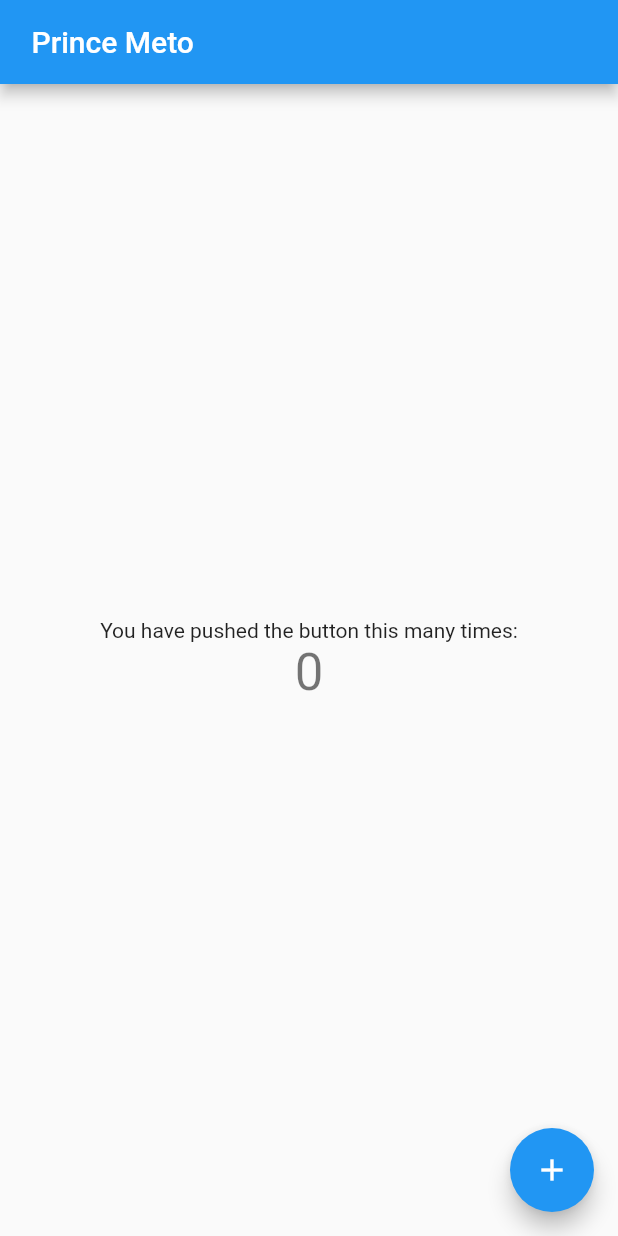
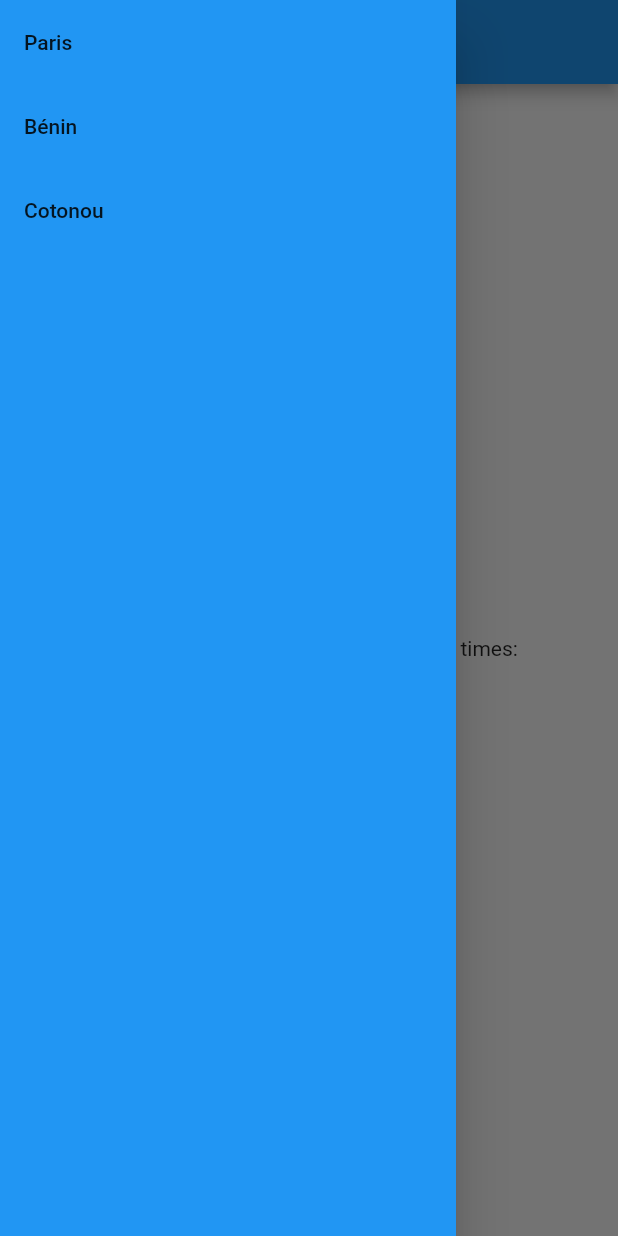
Before and after one commit to princeGedeon/Application_mobile_meteo, a Flutter app: the screen it shows after launch, with the side drawer open (before the commit the screen has no drawer), on a phone screen of 412 x 824 dp. Run offline on Flutter 3.47's test engine with Material 2 defaults, Android fonts, the phone set to English and light mode, and no system bars.

```diff
--- a/lib/main.dart
+++ b/lib/main.dart
@@ -24,15 +24,6 @@ class MyApp extends StatelessWidget {
 class MyHomePage extends StatefulWidget {
   const MyHomePage({Key? key, required this.title}) : super(key: key);
 
-  // This widget is the home page of your application. It is stateful, meaning
-  // that it has a State object (defined below) that contains fields that affect
-  // how it looks.
-
-  // This class is the configuration for the state. It holds the values (in this
-  // case the title) provided by the parent (in this case the App widget) and
-  // used by the build method of the State. Fields in a Widget subclass are
-  // always marked "final".
-
   final String title;
 
   @override
@@ -40,68 +31,50 @@ class MyHomePage extends StatefulWidget {
 }
 
 class _MyHomePageState extends State<MyHomePage> {
-  int _counter = 0;
+  List<String> villes=['Paris',"Bénin","Cotonou"];
+  String villeChoisie="";
 
-  void _incrementCounter() {
-    setState(() {
-      // This call to setState tells the Flutter framework that something has
-      // changed in this State, which causes it to rerun the build method below
-      // so that the display can reflect the updated values. If we changed
-      // _counter without calling setState(), then the build method would not be
-      // called again, and so nothing would appear to happen.
-      _counter++;
-    });
-  }
 
   @override
   Widget build(BuildContext context) {
-    // This method is rerun every time setState is called, for instance as done
-    // by the _incrementCounter method above.
-    //
-    // The Flutter framework has been optimized to make rerunning build methods
-    // fast, so that you can just rebuild anything that needs updating rather
-    // than having to individually change instances of widgets.
+
     return Scaffold(
       appBar: AppBar(
-        // Here we take the value from the MyHomePage object that was created by
-        // the App.build method, and use it to set our appbar title.
+
         title: Text(widget.title),
+        centerTitle: true,
+      ),
+      drawer:  Drawer(
+        child: Container(
+          color: Colors.blue,
+          child: ListView.builder(itemBuilder: (context,index){
+            return ListTile(
+              title: Text(villes[index]),
+              onTap: (){
+                  setState((){
+                    villeChoisie=villes[index];
+                    Navigator.pop(context);
+                  });
+
+              },
+            );
+          },itemCount: villes.length,),
+        ),
       ),
       body: Center(
-        // Center is a layout widget. It takes a single child and positions it
-        // in the middle of the parent.
+
         child: Column(
-          // Column is also a layout widget. It takes a list of children and
-          // arranges them vertically. By default, it sizes itself to fit its
-          // children horizontally, and tries to be as tall as its parent.
-          //
-          // Invoke "debug painting" (press "p" in the console, choose the
-          // "Toggle Debug Paint" action from the Flutter Inspector in Android
-          // Studio, or the "Toggle Debug Paint" command in Visual Studio Code)
-          // to see the wireframe for each widget.
-          //
-          // Column has various properties to control how it sizes itself and
-          // how it positions its children. Here we use mainAxisAlignment to
-          // center the children vertically; the main axis here is the vertical
-          // axis because Columns are vertical (the cross axis would be
-          // horizontal).
+
           mainAxisAlignment: MainAxisAlignment.center,
           children: <Widget>[
             const Text(
               'You have pushed the button this many times:',
             ),
-            Text(
-              '$_counter',
-              style: Theme.of(context).textTheme.headline4,
-            ),
+            Text((villeChoisie==null)?"Ville actuel":villeChoisie),
           ],
         ),
       ),
-      floatingActionButton: FloatingActionButton(
-        onPressed: _incrementCounter,
-        tooltip: 'Increment',
-        child: const Icon(Icons.add),
-      ), // This trailing comma makes auto-formatting nicer for build methods.
+
     );
   }
 }
```
